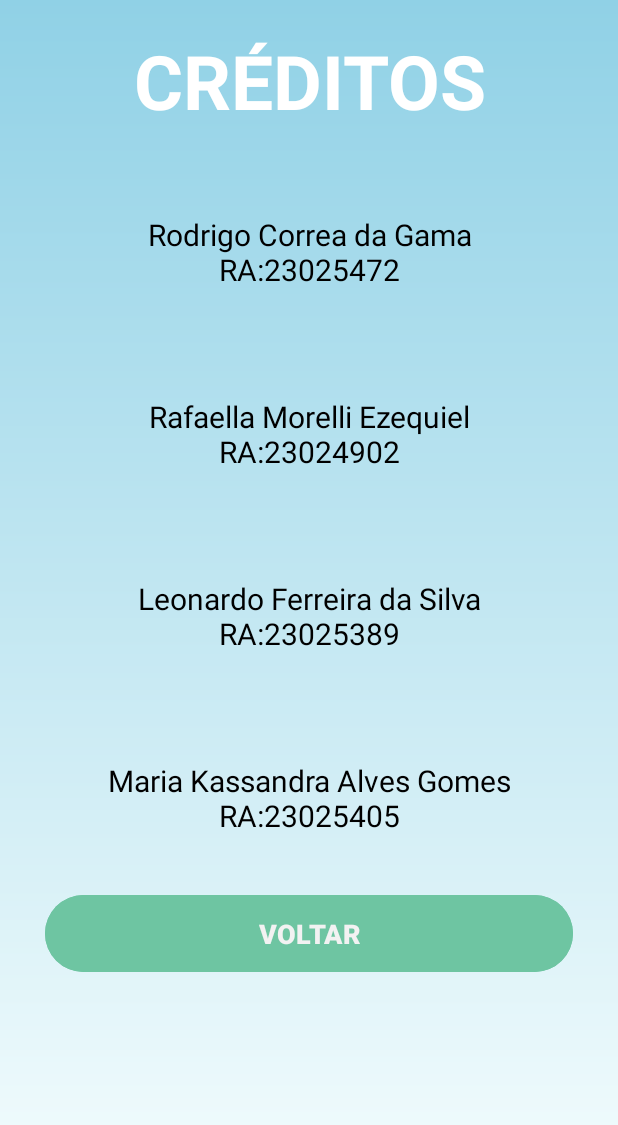
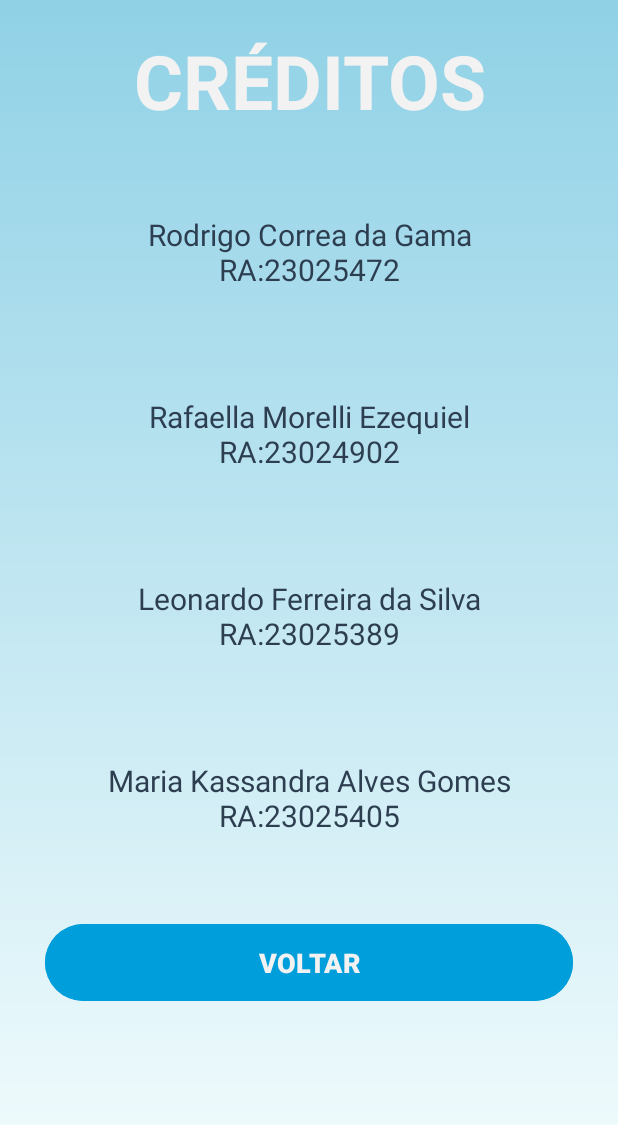
Before and after one commit to 2024-2-NCC3/Projeto4, an Android app: the creditos screen opened directly, with no data from a screen before it, on a phone screen of 412 x 824 dp. Shown: the top 1125 px of the screen. Run offline under Robolectric (Android 15) with nearby library versions, the phone set to English and light mode, and no system bars.

```diff
--- a/src/frontend/app/src/main/res/layout/activity_creditos.xml
+++ b/src/frontend/app/src/main/res/layout/activity_creditos.xml
@@ -15,7 +15,7 @@
         android:layout_height="wrap_content"
         android:textAlignment="center"
         android:textStyle="bold"
-        android:textColor="@color/white"
+        android:textColor="@color/btnTextoCor"
         android:padding="20dp"
         android:textSize="50dp"
         android:text="CRÉDITOS" />
@@ -28,7 +28,7 @@
         android:layout_centerHorizontal="true"
         android:gravity="center"
         android:text="Rodrigo Correa da Gama\nRA:23025472"
-        android:textColor="@color/black"
+        android:textColor="@color/textoCorPreto"
         android:padding="15dp"
         android:textSize="20dp"
         android:layout_margin="20dp" />
@@ -41,7 +41,7 @@
         android:layout_centerHorizontal="true"
         android:gravity="center"
         android:text="Rafaella Morelli Ezequiel\nRA:23024902"
-        android:textColor="@color/black"
+        android:textColor="@color/textoCorPreto"
         android:padding="15dp"
         android:textSize="20dp"
         android:layout_margin="20dp" />
@@ -54,7 +54,7 @@
         android:layout_centerHorizontal="true"
         android:gravity="center"
         android:text="Leonardo Ferreira da Silva\nRA:23025389"
-        android:textColor="@color/black"
+        android:textColor="@color/textoCorPreto"
         android:padding="15dp"
         android:textSize="20dp"
         android:layout_margin="20dp" />
@@ -69,7 +69,7 @@
         android:gravity="center"
         android:padding="15dp"
         android:text="Maria Kassandra Alves Gomes\nRA:23025405"
-        android:textColor="@color/black"
+        android:textColor="@color/textoCorPreto"
         android:textSize="20dp" />
 
     <Button
@@ -77,13 +77,13 @@
         android:layout_width="match_parent"
         android:layout_height="wrap_content"
 
+        android:layout_below="@+id/participante4"
+        android:layout_marginHorizontal="30dp"
+        android:layout_marginTop="19dp"
+        android:backgroundTint="@color/btnCor"
         android:padding="13dp"
-        android:backgroundTint="#6EC5A2"
+        android:text="VOLTAR"
+        android:textColor="@color/btnTextoCor"
         android:textSize="18sp"
-        android:textColor="#f2f2f2"
-        android:layout_marginHorizontal="30dp"
-        android:textStyle="bold"
-        android:layout_below="@+id/participante4"
-        android:layout_centerHorizontal="true"
-        android:text="VOLTAR" />
+        android:textStyle="bold" />
 </RelativeLayout>
```
Also changed, not shown: src/frontend/app/src/main/java/br/fecap/pi/quizzods/deletarUsuario.java (+11 -7 lines), src/frontend/app/src/main/res/layout/activity_deletar_usuario.xml (+9 -5 lines).
